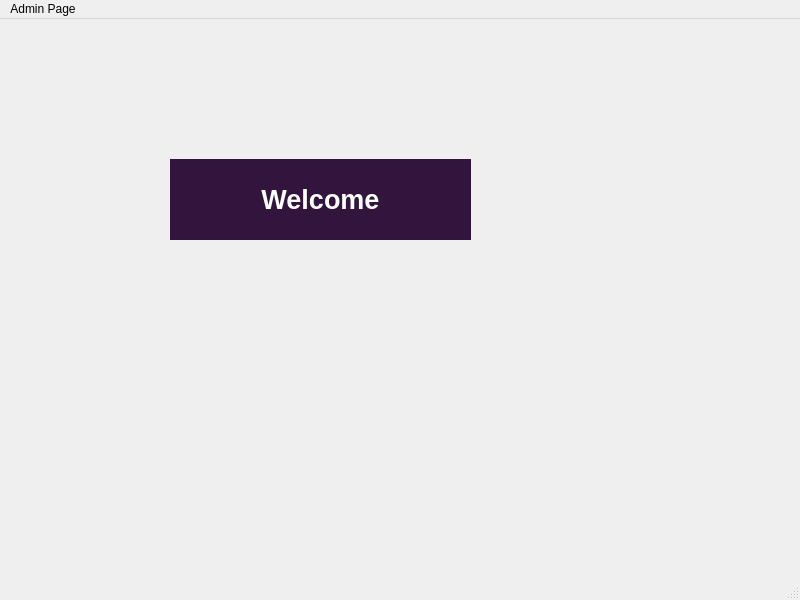
Above: adminpage.ui from kareemelramly/Library-Management-System before the change. Below: the same form after it.
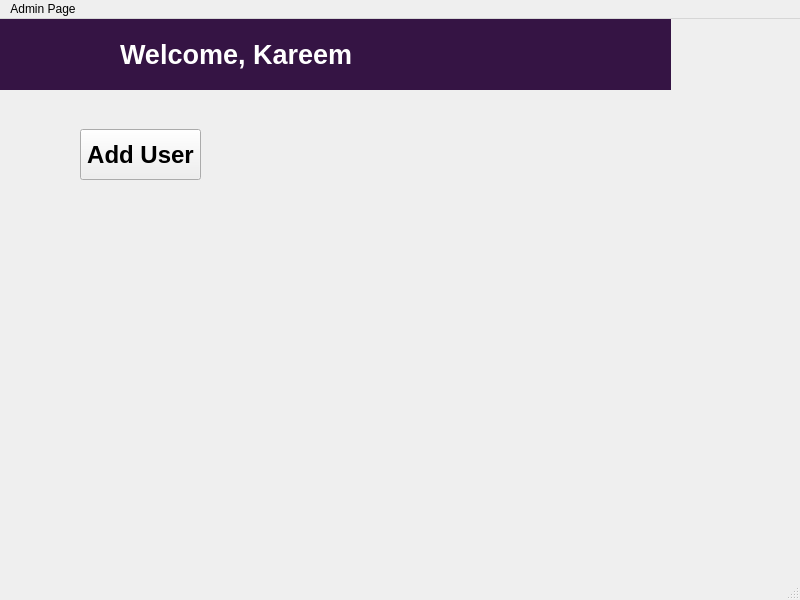
That is the form after the change.

Commit message: Link AddUserDialog with AddUser Button

The edit to the form file:
```diff
--- a/adminpage.ui
+++ b/adminpage.ui
@@ -14,20 +14,16 @@
    <string>MainWindow</string>
   </property>
   <property name="styleSheet">
-   <string notr="true">QLabel
-{
- background-color:rgb(50,20,60);
-color:white
-}</string>
+   <string notr="true"/>
   </property>
   <widget class="QWidget" name="centralwidget">
    <widget class="QLabel" name="label">
     <property name="geometry">
      <rect>
-      <x>170</x>
-      <y>140</y>
-      <width>301</width>
-      <height>81</height>
+      <x>0</x>
+      <y>0</y>
+      <width>671</width>
+      <height>71</height>
      </rect>
     </property>
     <property name="font">
@@ -36,11 +32,37 @@
       <bold>true</bold>
      </font>
     </property>
+    <property name="styleSheet">
+     <string notr="true">QLabel
+{
+ background-color:rgb(53,20,68);
+color:white
+}</string>
+    </property>
     <property name="text">
-     <string>Welcome</string>
+     <string>                Welcome, Kareem</string>
     </property>
     <property name="alignment">
-     <set>Qt::AlignmentFlag::AlignCenter</set>
+     <set>Qt::AlignmentFlag::AlignLeading|Qt::AlignmentFlag::AlignLeft|Qt::AlignmentFlag::AlignVCenter</set>
+    </property>
+   </widget>
+   <widget class="QPushButton" name="pushButton">
+    <property name="geometry">
+     <rect>
+      <x>80</x>
+      <y>110</y>
+      <width>121</width>
+      <height>51</height>
+     </rect>
+    </property>
+    <property name="font">
+     <font>
+      <pointsize>18</pointsize>
+      <bold>true</bold>
+     </font>
+    </property>
+    <property name="text">
+     <string>Add User</string>
     </property>
    </widget>
   </widget>
```
The commit also changes 37 other files.
